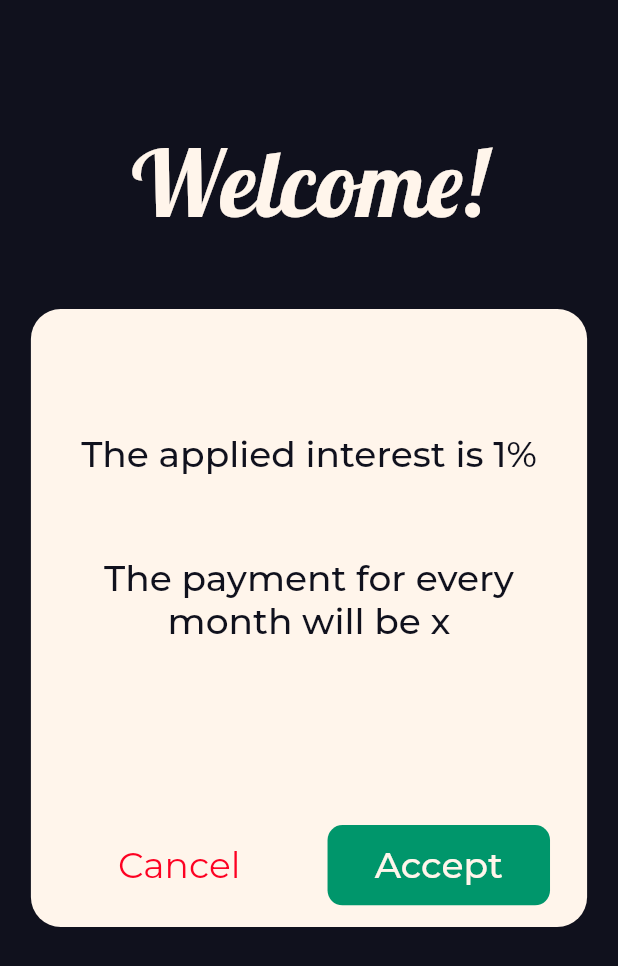
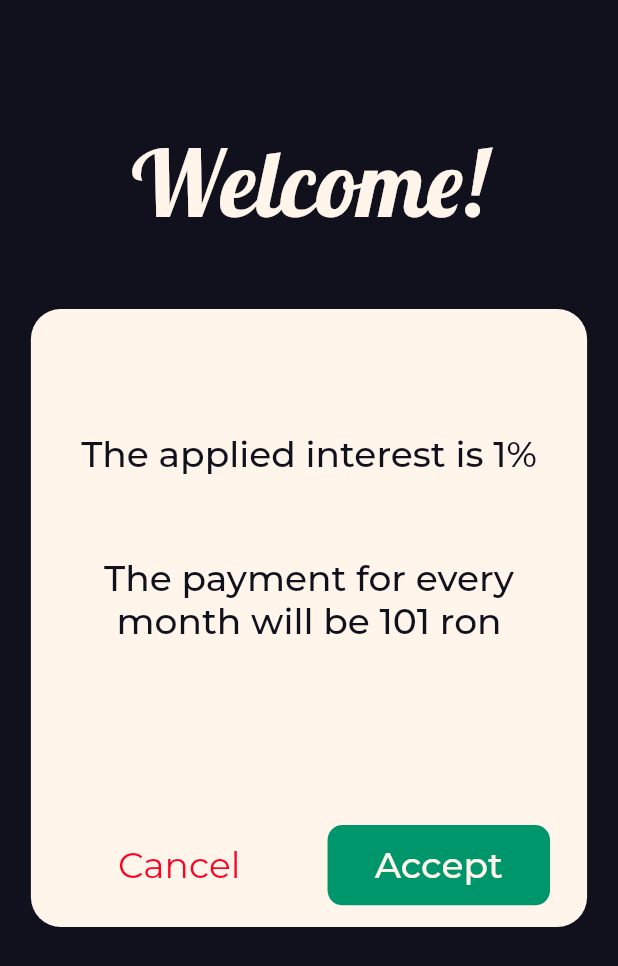
Before and after one commit to Tudor-Anitas/MyCreditLoans, a Flutter app: the screen it shows after launch, after a tap on "Continue", on a phone screen of 412 x 824 dp. Shown: the top 966 px of the screen. Run offline on Flutter 3.47's test engine with Material 2 defaults, Android fonts, the phone set to English and light mode, and no system bars; our stand-ins replace google_fonts.

Commit message:
Updated loan form and finished cost pop up

```diff
--- a/lib/colors.dart
+++ b/lib/colors.dart
@@ -1,6 +1,9 @@
 import 'package:flutter/material.dart';
 import 'package:flutter/cupertino.dart';
 
+
+/// The main colors used in the application
+///
 Color kXiketic = Color(0xff10111D);
 Color kGreenCyan = Color(0xff00966B);
 Color kRedPigment = Color(0xffFD0122);
--- a/lib/screens/cost_pop_up.dart
+++ b/lib/screens/cost_pop_up.dart
@@ -8,6 +8,7 @@ class CostPopUp extends StatefulWidget {
   late double yPosition;
   late double width;
   late double height;
+  late double monthlyPayment;
   late var cancelAction;
   late var acceptAction;
 
@@ -16,7 +17,8 @@ class CostPopUp extends StatefulWidget {
     required this.width,
     required this.height,
     required this.cancelAction,
-    required this.acceptAction
+    required this.acceptAction,
+    required this.monthlyPayment,
   });
 
   @override
@@ -29,7 +31,20 @@ class _CostPopUpState extends State<CostPopUp> {
     return AnimatedContainer(
       duration: Duration(milliseconds: 500),
       curve: Curves.fastOutSlowIn,
-      transform: Matrix4.translationValues(0, widget.yPosition, 2),
+      transform: Matrix4.translationValues(0, widget.yPosition, 1),
+      width: widget.width,
+      height: widget.height * 1.5,
+      child: Column(
+        children: [
+          Opacity(
+            opacity: 0.0,
+            child: Container(
+              height: widget.height * 0.5,
+              width: widget.width,
+              color: Colors.white,
+            ),
+          ),
+          Container(
             width: widget.width,
             height: widget.height,
             decoration: BoxDecoration(
@@ -51,7 +66,7 @@ class _CostPopUpState extends State<CostPopUp> {
                     child: Column(
                       children: [
                         Text('The payment for every', style: GoogleFonts.montserrat(fontSize: 24, color: kXiketic, fontWeight: FontWeight.w500),),
-                  Text('month will be x', style: GoogleFonts.montserrat(fontSize: 24, color: kXiketic, fontWeight: FontWeight.w500),),
+                        Text('month will be ${widget.monthlyPayment.round()} ron', style: GoogleFonts.montserrat(fontSize: 24, color: kXiketic, fontWeight: FontWeight.w500),),
                       ],
                     )
                 ),
@@ -89,6 +104,9 @@ class _CostPopUpState extends State<CostPopUp> {
                 )
               ],
             ),
+          )
+        ],
+      ),
     );
   }
 }
--- a/lib/screens/main_page.dart
+++ b/lib/screens/main_page.dart
@@ -26,11 +26,13 @@ class _MainPageState extends State<MainPage> {
   double _popupY = 0;
 
 
-  double _currentLoanValue = 100;
-  List<String> timePeriods = ['1 month', '3 months', '6 months', '1 year'];
-  String? _shownPeriodOfTime = '1 month';
+  double _currentLoanValue = 100; // the value of the loan
+  List<String> timePeriods = ['1 month', '3 months', '6 months', '1 year']; // the time periods of the loan
+  String? _shownPeriodOfTime = '1 month'; // what period of time is selected
 
-  int _pageState = 0;
+  double monthlyPayment = 0; // the amount of money the user must pay monthly
+
+  int _pageState = 0; // defines the state of the page
   @override
   Widget build(BuildContext context) {
 
@@ -46,14 +48,16 @@ class _MainPageState extends State<MainPage> {
         _panelWidth = windowWidth * 0.9;
 
         // hide the cost pop up
-        _popupY = -windowHeight * 0.5;
+        _popupY = -windowHeight * 1.0;
         break;
       case 1:
         // hide the loan form
         _panelY = windowHeight;
 
         // show the cost pop up
-        _popupY = windowHeight * 0.25;
+        _popupHeight = windowHeight * 0.5;
+        _popupWidth = windowWidth * 0.9;
+        _popupY = windowHeight * 0.0;
         break;
     }
 
@@ -86,8 +90,6 @@ class _MainPageState extends State<MainPage> {
                 color: kSeaShell,
                 borderRadius: BorderRadius.only(topLeft: Radius.circular(20), topRight: Radius.circular(20))
               ),
-              child: GestureDetector(
-                onTap: ()=>print('column'),
               child: Column(
                 children: [
                   Expanded(flex: 10, child: Container(),),
@@ -116,7 +118,6 @@ class _MainPageState extends State<MainPage> {
                             label: _currentLoanValue.toString(),
                             onChanged: (double value) {
                               setState(() {
-                                  print(value);
                                 _currentLoanValue = value;
                               });
                             },
@@ -170,7 +171,6 @@ class _MainPageState extends State<MainPage> {
                                   }).toList(),
                                   onChanged: (period){
                                     setState(() {
-                                        print(period);
                                       _shownPeriodOfTime = period;
                                     });
                                   },
@@ -200,7 +200,30 @@ class _MainPageState extends State<MainPage> {
                         child: Text('Continue', style: GoogleFonts.montserrat(fontSize: 24, color: kSeaShell, fontWeight: FontWeight.w500),),
                         onPressed: (){
                           setState(() {
+                            // we add 1% to the current value chosen to loan
+                            double finalLoanValue = _currentLoanValue + (_currentLoanValue / 100);
+
+                            switch(_shownPeriodOfTime){
+                              case '1 month':
+                                monthlyPayment = finalLoanValue;
+                                break;
+                              case '3 months':
+                                monthlyPayment = finalLoanValue/3;
+                                monthlyPayment.round();
+                                break;
+                              case '6 months':
+                                monthlyPayment = finalLoanValue/6;
+                                monthlyPayment.round();
+                                break;
+                              case '1 year':
+                                monthlyPayment = finalLoanValue/12;
+                                monthlyPayment.round();
+                                break;
+                            }
+
+
                             _pageState = 1;
+
                           });
                         },
                       ),
@@ -208,24 +231,25 @@ class _MainPageState extends State<MainPage> {
                   ),
                   Expanded(flex: 5, child: Container(),)
                 ],
-                ),
               )
             ),
             //--------------------------------- Cost pop up
             Padding(
               padding: EdgeInsets.only(left: windowWidth * 0.05),
               child: CostPopUp(
-                width: windowWidth * 0.9,
-                height: windowHeight * 0.5,
+                width: _popupWidth,
+                height: _popupHeight,
                 yPosition: _popupY,
+                monthlyPayment: monthlyPayment,
                 cancelAction: (){
                   setState(() {
                     _pageState = 0;
+                    monthlyPayment = 0;
                   });
                 },
                 acceptAction: (){
                   setState(() {
-                    _pageState = 0;
+
                   });
                 },
               ),
```
Lines whose indentation alone changed are shown as unchanged.
